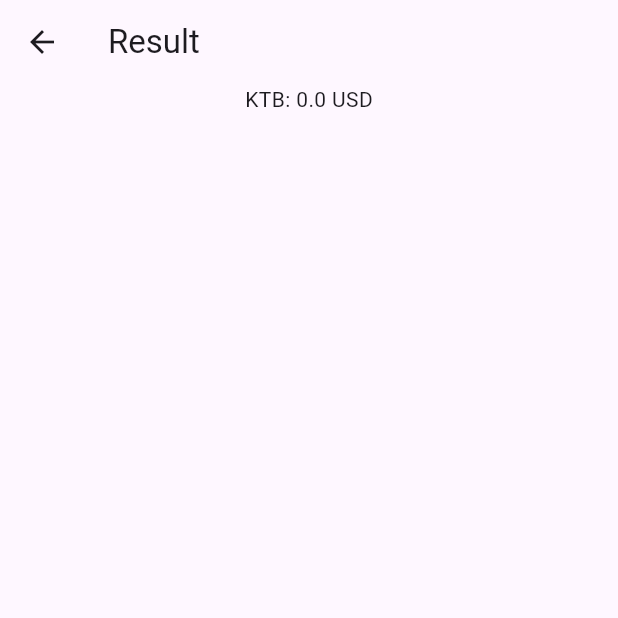
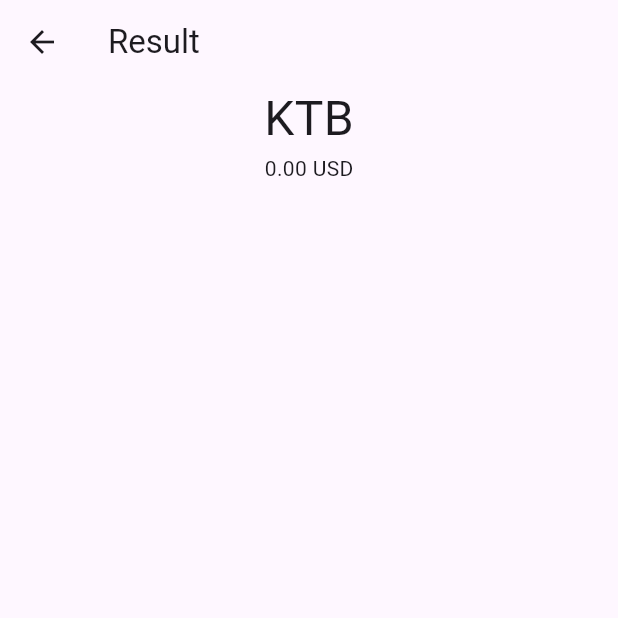
Before and after one commit to akikungz/learn-flutter, a Flutter app: the screen it shows after launch, after a tap on "Convert", on a phone screen of 412 x 824 dp, the top half of it. Run offline on Flutter 3.47's test engine with Material 3 defaults, Android fonts, the light colour scheme and no system bars.

Commit message:
Refactor Result widget to improve currency exchange display and format total amount

```diff
--- a/sub_test_01/lib/result.dart
+++ b/sub_test_01/lib/result.dart
@@ -1,5 +1,3 @@
-import 'dart:ffi';
-
 import 'package:flutter/material.dart';
 
 class Result extends StatefulWidget {
@@ -19,22 +17,39 @@
 
 class _ResultState extends State<Result> {
   Map exchange = {
-    'KTB': {'USD': 30.1, 'JPY': 0.32, 'EUR': 40},
-    'SCB': {'USD': 31.1, 'JPY': 0.35, 'EUR': 40.2},
-    'TMB': {'USD': 30.5, 'JPY': 0.37, 'EUR': 39.7},
+    'KTB': {'USD': 35.1, 'JPY': 0.32, 'EUR': 40.5},
+    'SCB': {'USD': 35.3, 'JPY': 0.35, 'EUR': 40.2},
+    'TMB': {'USD': 35.5, 'JPY': 0.37, 'EUR': 40.7},
   };
 
   @override
   Widget build(BuildContext context) {
-    double total =
-        widget.amount * (exchange[widget.bank][widget.currency] as double);
+    String total = toLocate(
+      widget.amount / (exchange[widget.bank][widget.currency] as double),
+    );
 
     String bank = widget.bank;
     String currency = widget.currency;
 
     return Scaffold(
       appBar: AppBar(title: Text('Result')),
-      body: Center(child: Column(children: [Text('$bank: $total $currency')])),
+      body: Center(
+        child: Column(
+          children: [
+            Text(bank, style: TextStyle(fontSize: 32)),
+            Text('$total $currency'),
+          ],
+        ),
+      ),
     );
   }
 }
+
+String toLocate(double amount) {
+  return amount
+      .toStringAsFixed(2)
+      .replaceAllMapped(
+        RegExp(r'(\d{1,3})(?=(\d{3})+(?!\d))'),
+        (Match m) => '${m[1]},',
+      );
+}
```
